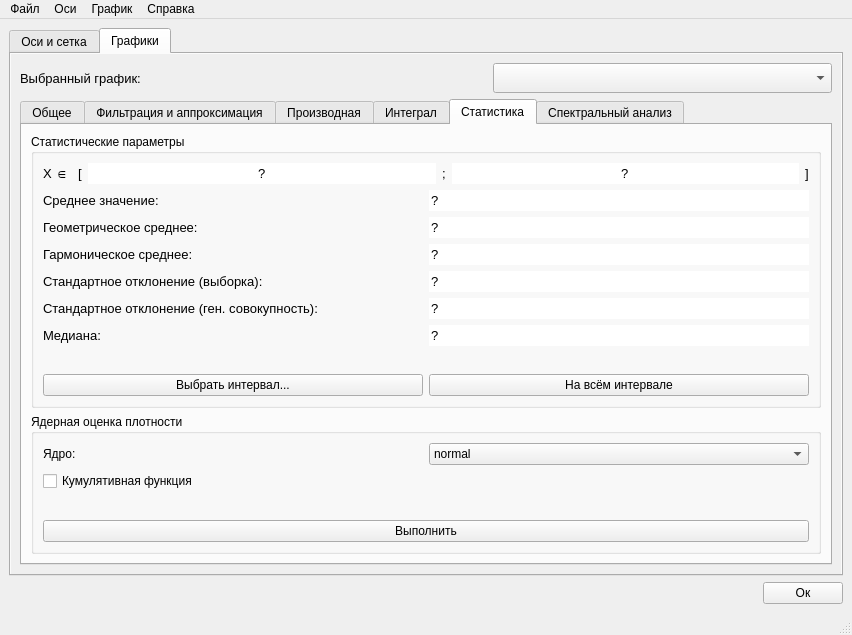
Old version of the form cornplot/forms/cornplot_gui.ui in the repository AOvsyannikov1/cornplot.
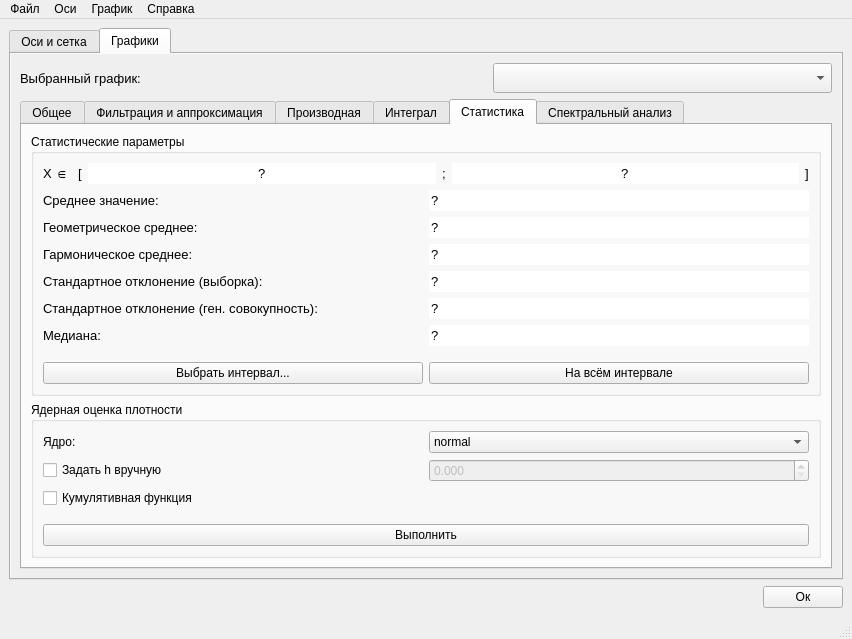
New version of the form. The open tabs and pages were chosen to show the change.

The edit to the form file:
```diff
--- a/cornplot/forms/cornplot_gui.ui
+++ b/cornplot/forms/cornplot_gui.ui
@@ -6,8 +6,8 @@
    <rect>
     <x>0</x>
     <y>0</y>
-    <width>790</width>
-    <height>612</height>
+    <width>792</width>
+    <height>639</height>
    </rect>
   </property>
   <property name="windowTitle">
@@ -3214,6 +3214,33 @@
                      </item>
                     </layout>
                    </item>
+                   <item>
+                    <layout class="QHBoxLayout" name="horizontalLayout_64">
+                     <item>
+                      <widget class="QCheckBox" name="kdeHmanual">
+                       <property name="text">
+                        <string>Задать h вручную</string>
+                       </property>
+                      </widget>
+                     </item>
+                     <item>
+                      <widget class="QDoubleSpinBox" name="kdeHvalue">
+                       <property name="enabled">
+                        <bool>false</bool>
+                       </property>
+                       <property name="decimals">
+                        <number>3</number>
+                       </property>
+                       <property name="minimum">
+                        <double>0.000000000000000</double>
+                       </property>
+                       <property name="maximum">
+                        <double>999999999999.000000000000000</double>
+                       </property>
+                      </widget>
+                     </item>
+                    </layout>
+                   </item>
                    <item>
                     <widget class="QCheckBox" name="kdeCumulative">
                      <property name="text">
```
Left out of the diff: 22 changed lines with no effect on the pictures.
